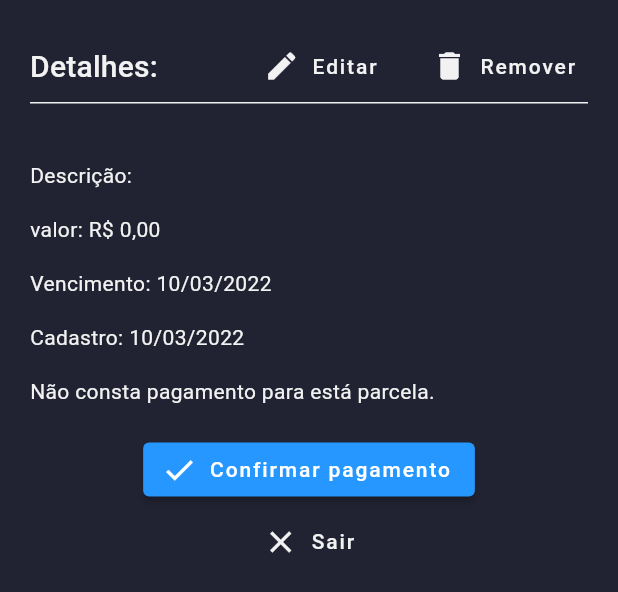
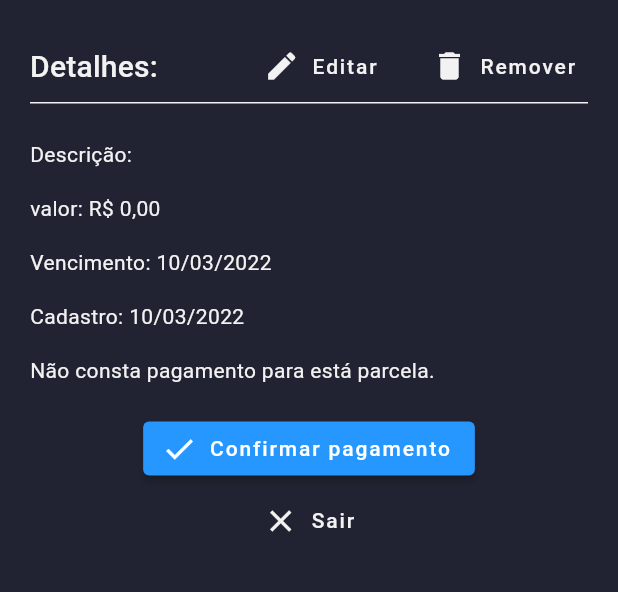
Before and after one commit to alexandress94/customize, a Flutter app: the ModalBottomSheetDatailsWidget widget shown alone on an empty page, opened directly with empty values, on a phone screen of 412 x 824 dp. Shown: the top 592 px of the screen. Run offline on Flutter 3.47's test engine with Material 2 defaults, Android fonts, the light colour scheme and no system bars; our stand-ins replace either_dart, fl_chart, flutter_staggered_animations, get, loading_animation_widget, logger and 2 more; missing offline and left inert: easy_mask; accounts and stored records are empty.

Commit message:
🐛 bug: bug fix overflow

```diff
--- a/lib/features/presentation/modules/transaction/widgets/modal_bottom_sheet_datails_widget.dart
+++ b/lib/features/presentation/modules/transaction/widgets/modal_bottom_sheet_datails_widget.dart
@@ -47,7 +47,7 @@ class ModalBottomSheetDatailsWidget extends GetView<GetAllExpenseController> {
             ],
           ),
           const Divider(height: 1, thickness: 1),
-          const SizedBox(height: appDefaultPadding),
+          const SizedBox(height: 6),
           expense.isPortion == 1
               ? RichText(
                   text: TextSpan(
```
